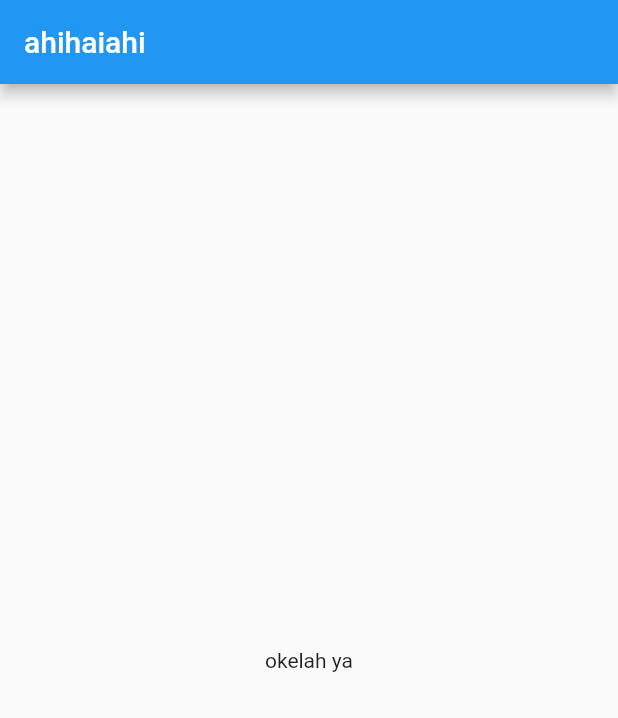
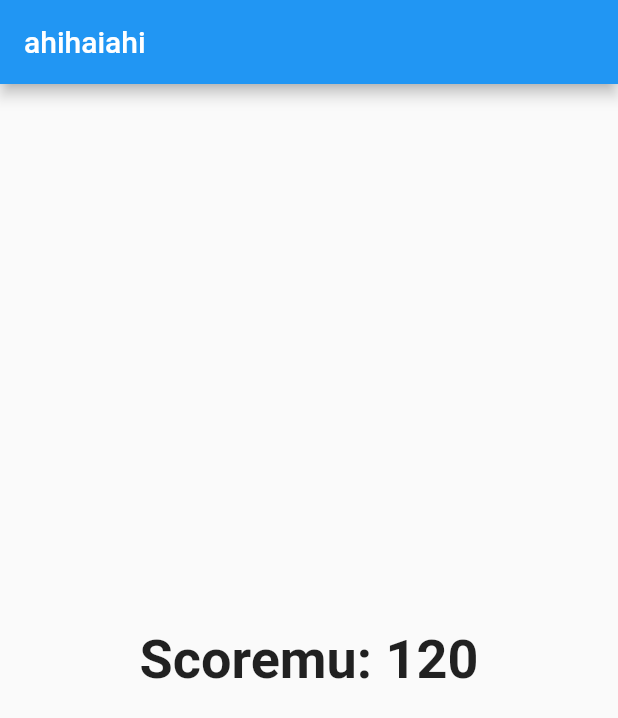
Before and after one commit to raihanadf/flutter-quiz, a Flutter app: the screen it shows after launch, after a tap on "Ya", after a tap on "jokowi", after a tap on "b aja", on a phone screen of 412 x 824 dp. Shown: the top 718 px of the screen. Run offline on Flutter 3.47's test engine with Material 2 defaults, Android fonts, the phone set to English and light mode, and no system bars.

Commit message:
feat: add result for score

```diff
--- a/lib/main.dart
+++ b/lib/main.dart
@@ -60,7 +60,7 @@ class _MyAppState extends State<MyApp> {
                 questions: _questions,
                 answerQuestion: _answerQuestion,
                 questionIndex: _questionIndex)
-            : Result(),
+            : Result(totalScore: _totalScore,),
       ),
     );
   }
--- a/lib/result.dart
+++ b/lib/result.dart
@@ -1,9 +1,12 @@
 import 'package:flutter/material.dart';
 
 class Result extends StatelessWidget {
+  final int totalScore;
+
+  Result({@required this.totalScore});
 
   @override
   Widget build(BuildContext context) {
-    return Center(child: Text("okelah ya"));
+    return Center(child: Text("Scoremu: " + totalScore.toString(), style: TextStyle(fontSize: 36, fontWeight: FontWeight.bold),));
   }
 }
```
